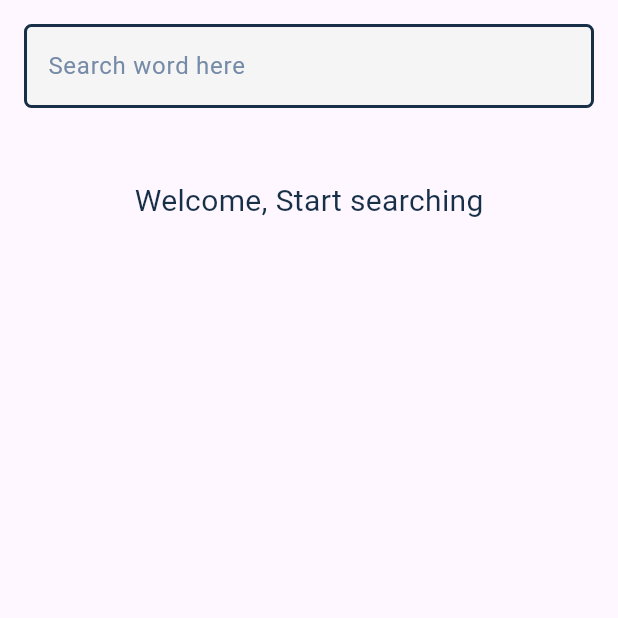
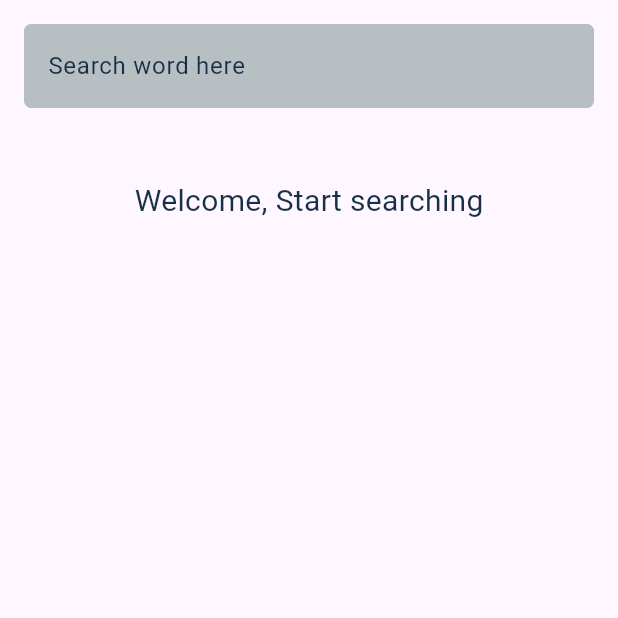
Before and after one commit to VirangaWeerabandara/Comic-Book-Store, a Flutter app: the DictionaryPage screen opened by its route, on a phone screen of 412 x 824 dp, the top half of it. Run offline on Flutter 3.47's test engine with Material 3 defaults, Android fonts, the phone set to English and light mode, and no system bars; our stand-ins replace cloud_firestore, device_preview, dio, firebase_auth, firebase_core, firebase_storage and 5 more; missing offline and left inert: flutter_stripe, google_mlkit_text_recognition; accounts and stored records are empty.

Commit message:
style: update TextField decoration and apply new color constants

```diff
--- a/comic_book_store/lib/pages/dictionaryPage.dart
+++ b/comic_book_store/lib/pages/dictionaryPage.dart
@@ -1,3 +1,4 @@
+import 'package:comic_book_store/constants/colors.dart';
 import 'package:flutter/material.dart';
 import 'package:comic_book_store/api/dictionaryApi.dart';
 import 'package:comic_book_store/models/responseModel.dart';
@@ -160,16 +161,31 @@ class _DictionaryPageState extends State<DictionaryPage> {
     return TextField(
       decoration: InputDecoration(
         hintText: "Search word here",
-        hintStyle: TextStyle(color: secondaryColor),
+        hintStyle: const TextStyle(
+          color: AppColors.accent2,
+        ),
         enabledBorder: OutlineInputBorder(
-          borderSide: BorderSide(color: primaryColor, width: 2.0),
+          borderSide: const BorderSide(
+            color: AppColors.accent4,
+            width: 2.0,
+          ),
           borderRadius: BorderRadius.circular(5.0),
         ),
         focusedBorder: OutlineInputBorder(
-          borderSide: BorderSide(color: secondaryColor, width: 2.0),
-          borderRadius: BorderRadius.circular(5.0),
+          borderSide: const BorderSide(
+            color: AppColors.accent3,
+            width: 2.0,
+          ),
+          borderRadius: BorderRadius.circular(10.0),
         ),
-        fillColor: cardColor,
+        errorBorder: OutlineInputBorder(
+          borderSide: const BorderSide(
+            color: AppColors.primary,
+            width: 2.0,
+          ),
+          borderRadius: BorderRadius.circular(10.0),
+        ),
+        fillColor: AppColors.accent4,
         filled: true,
       ),
       onSubmitted: (value) {
```
Also changed, not shown: comic_book_store/lib/services/stripeService.dart (deleted).
